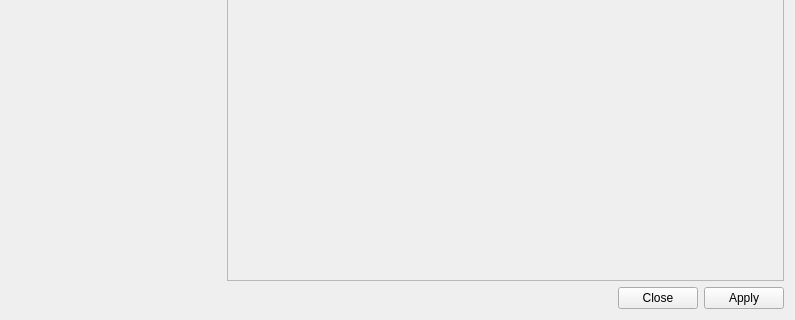
JPNaude/Qtilities, file src/CoreGui/source/ConfigurationWidget.ui: the form before one commit; both pictures show x 0 to 795 and y 201 to 521 of the 795 by 521 pixel window.
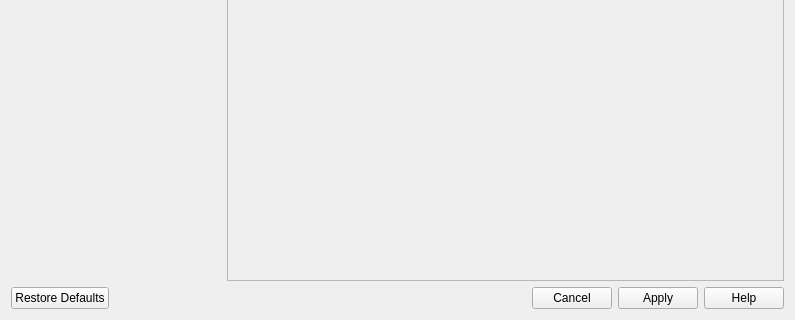
The form after the commit.

Diff of the .ui file:
```diff
--- a/src/CoreGui/source/ConfigurationWidget.ui
+++ b/src/CoreGui/source/ConfigurationWidget.ui
@@ -115,39 +115,11 @@
     </widget>
    </item>
    <item row="3" column="0" colspan="4">
-    <layout class="QVBoxLayout" name="verticalLayout_2">
-     <item>
-      <layout class="QHBoxLayout" name="horizontalLayout">
-       <item>
-        <spacer name="horizontalSpacer">
-         <property name="orientation">
-          <enum>Qt::Horizontal</enum>
-         </property>
-         <property name="sizeHint" stdset="0">
-          <size>
-           <width>40</width>
-           <height>20</height>
-          </size>
-         </property>
-        </spacer>
-       </item>
-       <item>
-        <widget class="QPushButton" name="btnClose">
-         <property name="text">
-          <string>Close</string>
-         </property>
-        </widget>
-       </item>
-       <item>
-        <widget class="QPushButton" name="btnApply">
-         <property name="text">
-          <string>Apply</string>
-         </property>
-        </widget>
-       </item>
-      </layout>
-     </item>
-    </layout>
+    <widget class="QDialogButtonBox" name="buttonBox">
+     <property name="standardButtons">
+      <set>QDialogButtonBox::Apply|QDialogButtonBox::Cancel|QDialogButtonBox::Help|QDialogButtonBox::RestoreDefaults</set>
+     </property>
+    </widget>
    </item>
   </layout>
  </widget>
```
